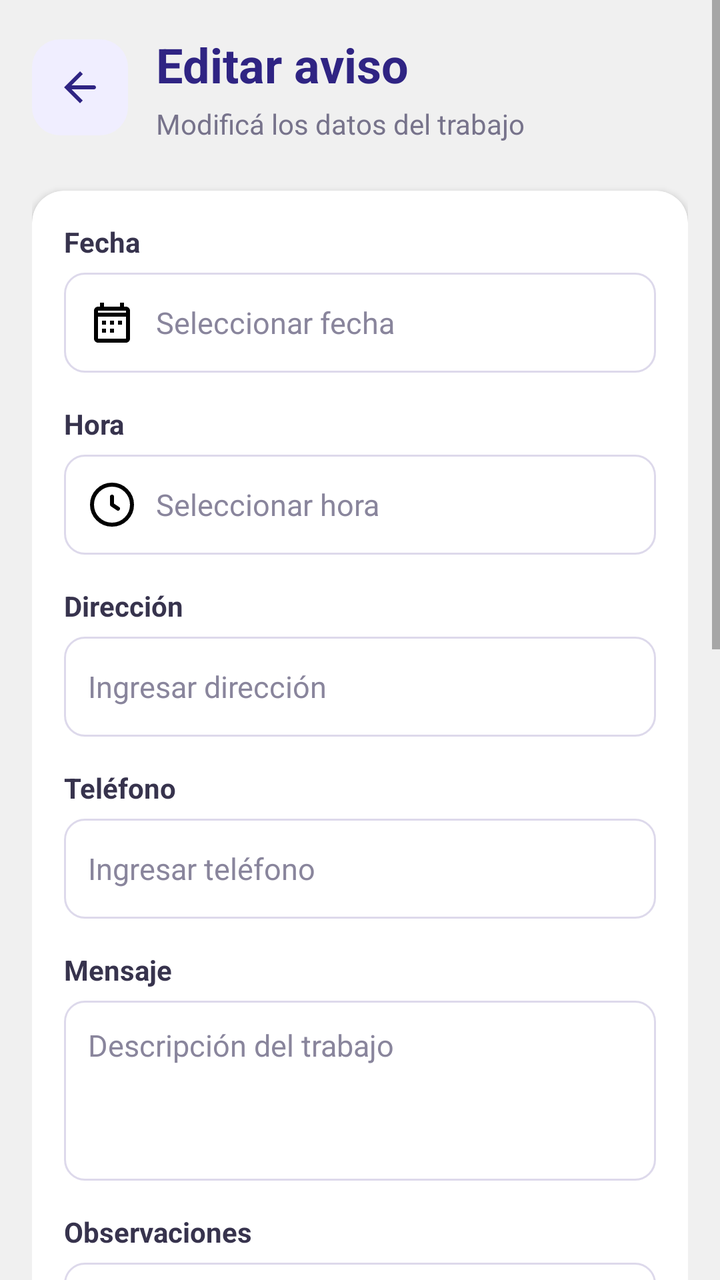
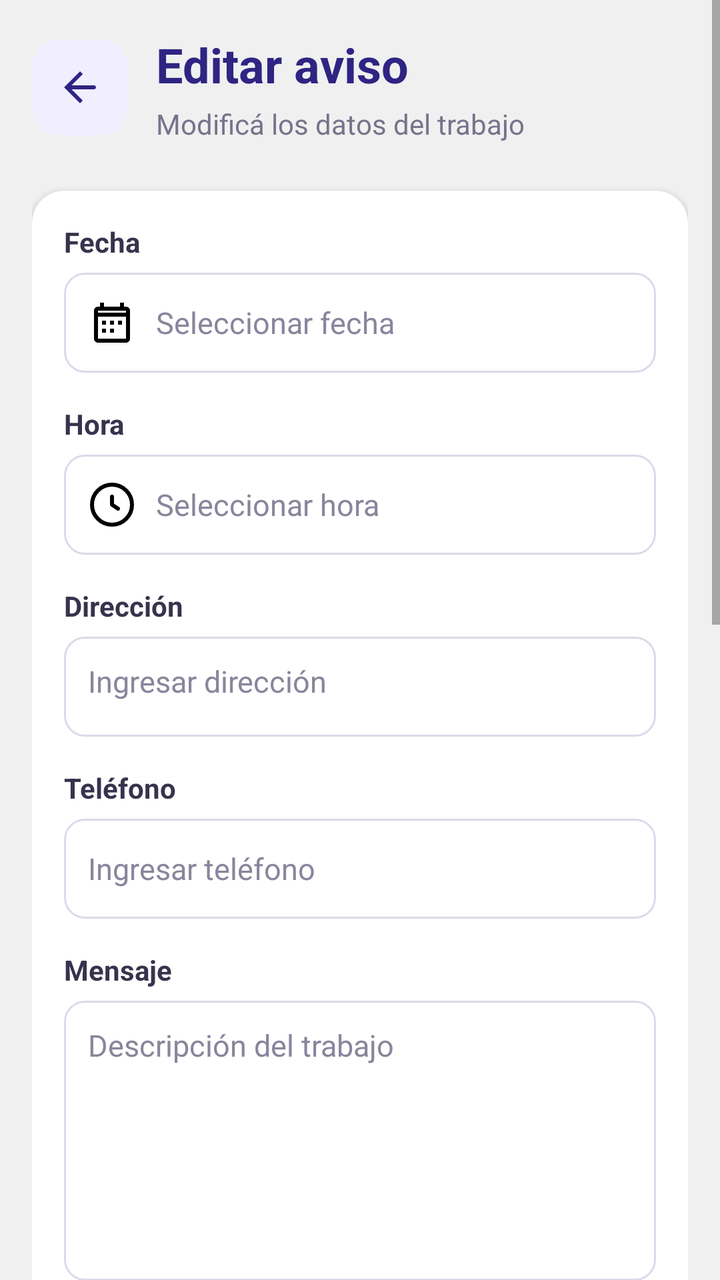

An Android layout rendered at two revisions. The XML below is the earlier revision; the diff shows what the commit changed to produce the second picture.
<!-- AndroidManifest.xml: application theme Theme.Frontendbtz -->
<!-- res/layout/activity_editar_aviso.xml -->
<?xml version="1.0" encoding="utf-8"?>
<ScrollView
    xmlns:android="http://schemas.android.com/apk/res/android"
    xmlns:app="http://schemas.android.com/apk/res-auto"
    android:layout_width="match_parent"
    android:layout_height="match_parent"
    android:background="#F0F0F0"
    android:fillViewport="true"
    android:clipToPadding="false"
    android:id="@+id/scrollViewEditarAviso">

    <LinearLayout
        android:layout_width="match_parent"
        android:layout_height="wrap_content"
        android:orientation="vertical"
        android:padding="16dp"
        android:paddingBottom="24dp">

        
        <LinearLayout
            android:layout_width="match_parent"
            android:layout_height="wrap_content"
            android:layout_marginBottom="24dp"
            android:orientation="horizontal"
            android:gravity="center_vertical">

            <ImageButton
                android:id="@+id/buttonVolverEditarAviso"
                android:layout_width="48dp"
                android:layout_height="48dp"
                android:layout_marginEnd="14dp"
                android:background="@drawable/bg_boton_volver"
                android:src="@drawable/ic_volver"
                android:scaleType="center"
                android:padding="12dp"
                android:contentDescription="Volver atrás"
                android:clickable="true"
                android:focusable="true" />

            <LinearLayout
                android:layout_width="0dp"
                android:layout_height="wrap_content"
                android:layout_weight="1"
                android:orientation="vertical">

                <TextView
                    android:id="@+id/textViewTituloEditarAviso"
                    android:layout_width="match_parent"
                    android:layout_height="wrap_content"
                    android:text="Editar aviso"
                    android:textColor="#2F2483"
                    android:textSize="24sp"
                    android:textStyle="bold" />

                <TextView
                    android:layout_width="match_parent"
                    android:layout_height="wrap_content"
                    android:layout_marginTop="4dp"
                    android:text="Modificá los datos del trabajo"
                    android:textColor="#77738B"
                    android:textSize="14sp" />

            </LinearLayout>

        </LinearLayout>

        
        <androidx.cardview.widget.CardView
            android:layout_width="match_parent"
            android:layout_height="wrap_content"
            app:cardBackgroundColor="#FFFFFF"
            app:cardCornerRadius="16dp"
            app:cardElevation="2dp"
            app:contentPadding="16dp">

            <LinearLayout
                android:layout_width="match_parent"
                android:layout_height="wrap_content"
                android:orientation="vertical">

                
                <TextView
                    android:layout_width="match_parent"
                    android:layout_height="wrap_content"
                    android:text="Fecha"
                    android:textColor="#37334D"
                    android:textSize="14sp"
                    android:textStyle="bold" />

                <EditText
                    android:id="@+id/editTextFechaEditarAviso"
                    android:layout_width="match_parent"
                    android:layout_height="50dp"
                    android:layout_marginTop="6dp"
                    android:background="@drawable/bg_campo_formulario"
                    android:clickable="true"
                    android:drawableStart="@drawable/ic_calendario_aviso"
                    android:drawablePadding="10dp"
                    android:focusable="false"
                    android:hint="Seleccionar fecha"
                    android:inputType="date"
                    android:paddingStart="12dp"
                    android:paddingEnd="12dp"
                    android:textColor="#29263D"
                    android:textColorHint="#89859C"
                    android:textSize="15sp" />

                
                <TextView
                    android:layout_width="match_parent"
                    android:layout_height="wrap_content"
                    android:layout_marginTop="16dp"
                    android:text="Hora"
                    android:textColor="#37334D"
                    android:textSize="14sp"
                    android:textStyle="bold" />

                <EditText
                    android:id="@+id/editTextHoraEditarAviso"
                    android:layout_width="match_parent"
                    android:layout_height="50dp"
                    android:layout_marginTop="6dp"
                    android:background="@drawable/bg_campo_formulario"
                    android:clickable="true"
                    android:drawableStart="@drawable/ic_nav_pendientes"
                    android:drawablePadding="10dp"
                    android:focusable="false"
                    android:hint="Seleccionar hora"
                    android:inputType="time"
                    android:paddingStart="12dp"
                    android:paddingEnd="12dp"
                    android:textColor="#29263D"
                    android:textColorHint="#89859C"
                    android:textSize="15sp" />

                
                <TextView
                    android:layout_width="match_parent"
                    android:layout_height="wrap_content"
                    android:layout_marginTop="16dp"
                    android:text="Dirección"
                    android:textColor="#37334D"
                    android:textSize="14sp"
                    android:textStyle="bold" />

                <EditText
                    android:id="@+id/editTextDireccionEditarAviso"
                    android:layout_width="match_parent"
                    android:layout_height="50dp"
                    android:layout_marginTop="6dp"
                    android:background="@drawable/bg_campo_formulario"
                    android:hint="Ingresar dirección"
                    android:inputType="textPostalAddress"
                    android:paddingStart="12dp"
                    android:paddingEnd="12dp"
                    android:textColor="#29263D"
                    android:textColorHint="#89859C"
                    android:textSize="15sp" />

                
                <TextView
                    android:layout_width="match_parent"
                    android:layout_height="wrap_content"
                    android:layout_marginTop="16dp"
                    android:text="Teléfono"
                    android:textColor="#37334D"
                    android:textSize="14sp"
                    android:textStyle="bold" />

                <EditText
                    android:id="@+id/editTextTelefonoEditarAviso"
                    android:layout_width="match_parent"
                    android:layout_height="50dp"
                    android:layout_marginTop="6dp"
                    android:background="@drawable/bg_campo_formulario"
                    android:hint="Ingresar teléfono"
                    android:inputType="phone"
                    android:paddingStart="12dp"
                    android:paddingEnd="12dp"
                    android:textColor="#29263D"
                    android:textColorHint="#89859C"
                    android:textSize="15sp" />

                
                <TextView
                    android:layout_width="match_parent"
                    android:layout_height="wrap_content"
                    android:layout_marginTop="16dp"
                    android:text="Mensaje"
                    android:textColor="#37334D"
                    android:textSize="14sp"
                    android:textStyle="bold" />

                <EditText
                    android:id="@+id/editTextMensajeEditarAviso"
                    android:layout_width="match_parent"
                    android:layout_height="wrap_content"
                    android:layout_marginTop="6dp"
                    android:background="@drawable/bg_campo_formulario"
                    android:gravity="top|start"
                    android:hint="Descripción del trabajo"
                    android:inputType="textCapSentences|textMultiLine"
                    android:minHeight="90dp"
                    android:minLines="3"
                    android:padding="12dp"
                    android:textColor="#29263D"
                    android:textColorHint="#89859C"
                    android:textSize="15sp" />

                
                <TextView
                    android:layout_width="match_parent"
                    android:layout_height="wrap_content"
                    android:layout_marginTop="16dp"
                    android:text="Observaciones"
                    android:textColor="#37334D"
                    android:textSize="14sp"
                    android:textStyle="bold" />

                <EditText
                    android:id="@+id/editTextObservacionEditarAviso"
                    android:layout_width="match_parent"
                    android:layout_height="wrap_content"
                    android:layout_marginTop="6dp"
                    android:background="@drawable/bg_campo_formulario"
                    android:gravity="top|start"
                    android:hint="Agregar observaciones (opcional)"
                    android:inputType="textCapSentences|textMultiLine"
                    android:minHeight="90dp"
                    android:minLines="3"
                    android:padding="12dp"
                    android:textColor="#29263D"
                    android:textColorHint="#89859C"
                    android:textSize="15sp" />

                
                <TextView
                    android:id="@+id/textViewUrgenciaEditarAviso"
                    android:layout_width="match_parent"
                    android:layout_height="wrap_content"
                    android:layout_marginTop="16dp"
                    android:text="Prioridad"
                    android:textColor="#37334D"
                    android:textSize="14sp"
                    android:textStyle="bold" />


                <Spinner
                    android:id="@+id/spinnerUrgenciaEditarAviso"
                    android:layout_width="match_parent"
                    android:layout_height="50dp"
                    android:layout_marginTop="6dp"
                    android:background="@drawable/bg_urgencia_media"
                    android:paddingStart="8dp"
                    android:paddingEnd="8dp"
                    android:popupBackground="#FFFFFF" />

                
                <TextView
                    android:id="@+id/textViewClienteEditarAviso"
                    android:layout_width="match_parent"
                    android:layout_height="wrap_content"
                    android:layout_marginTop="16dp"
                    android:text="Cliente"
                    android:textColor="#37334D"
                    android:textSize="14sp"
                    android:textStyle="bold" />

                <LinearLayout
                    android:layout_width="match_parent"
                    android:layout_height="wrap_content"
                    android:layout_marginTop="6dp"
                    android:gravity="center_vertical"
                    android:orientation="horizontal">

                    <AutoCompleteTextView
                        android:id="@+id/autoCompleteClienteEditarAviso"
                        android:layout_width="0dp"
                        android:layout_height="50dp"
                        android:layout_weight="1"
                        android:background="@drawable/bg_campo_formulario"
                        android:completionThreshold="1"
                        android:hint="Seleccionar cliente"
                        android:inputType="textCapWords"
                        android:paddingStart="12dp"
                        android:paddingEnd="8dp"
                        android:singleLine="true"
                        android:textColor="#29263D"
                        android:textColorHint="#89859C"
                        android:textSize="15sp" />

                    <com.google.android.material.button.MaterialButton
                        android:id="@+id/buttonAnadirClienteEditarAviso"
                        android:layout_width="wrap_content"
                        android:layout_height="48dp"
                        android:layout_marginStart="8dp"
                        android:minWidth="0dp"
                        android:text="Crear"
                        android:textAllCaps="false"
                        android:textColor="#2F2483"
                        android:textSize="13sp"
                        android:textStyle="bold"
                        app:backgroundTint="#F0EEFF"
                        app:cornerRadius="12dp"
                        app:strokeWidth="0dp" />

                </LinearLayout>

                
                <TextView
                    android:id="@+id/textViewOperarioEditarAviso"
                    android:layout_width="match_parent"
                    android:layout_height="wrap_content"
                    android:layout_marginTop="16dp"
                    android:text="Operario asignado"
                    android:textColor="#37334D"
                    android:textSize="14sp"
                    android:textStyle="bold" />

                <AutoCompleteTextView
                    android:id="@+id/autoCompleteOperarioEditarAviso"
                    android:layout_width="match_parent"
                    android:layout_height="50dp"
                    android:layout_marginTop="6dp"
                    android:background="@drawable/bg_campo_formulario"
                    android:completionThreshold="1"
                    android:hint="Seleccionar operario"
                    android:inputType="textCapWords"
                    android:paddingStart="12dp"
                    android:paddingEnd="12dp"
                    android:singleLine="true"
                    android:textColor="#29263D"
                    android:textColorHint="#89859C"
                    android:textSize="15sp" />

                
                <com.google.android.material.button.MaterialButton
                    android:id="@+id/buttonGuardarCambiosAviso"
                    android:layout_width="match_parent"
                    android:layout_height="54dp"
                    android:layout_marginTop="24dp"
                    android:text="Guardar cambios"
                    android:textAllCaps="false"
                    android:textColor="#FFFFFF"
                    android:textSize="16sp"
                    android:textStyle="bold"
                    app:backgroundTint="#2F2483"
                    app:cornerRadius="14dp"
                    app:strokeWidth="0dp" />

                <ProgressBar
                    android:id="@+id/progressBarEditarAviso"
                    android:layout_width="36dp"
                    android:layout_height="36dp"
                    android:layout_gravity="center_horizontal"
                    android:layout_marginTop="12dp"
                    android:visibility="gone" />

                
                <View
                    android:layout_width="match_parent"
                    android:layout_height="1dp"
                    android:layout_marginTop="24dp"
                    android:background="#EAE7F2" />

                
                <com.google.android.material.button.MaterialButton
                    android:id="@+id/buttonCancelarAviso"
                    android:layout_width="match_parent"
                    android:layout_height="50dp"
                    android:layout_marginTop="16dp"
                    android:text="Cancelar aviso"
                    android:textAllCaps="false"
                    android:textColor="#9A6700"
                    android:textSize="15sp"
                    android:textStyle="bold"
                    app:backgroundTint="#FFF4D6"
                    app:cornerRadius="14dp"
                    app:strokeColor="#F0D99A"
                    app:strokeWidth="1dp" />

                
                <com.google.android.material.button.MaterialButton
                    android:id="@+id/buttonEliminarAviso"
                    android:layout_width="match_parent"
                    android:layout_height="50dp"
                    android:layout_marginTop="16dp"
                    android:text="Eliminar aviso"
                    android:textAllCaps="false"
                    android:textColor="@android:color/white"
                    android:textSize="15sp"
                    android:textStyle="bold"
                    app:backgroundTint="#C62828"
                    app:cornerRadius="14dp" />

            </LinearLayout>

        </androidx.cardview.widget.CardView>

    </LinearLayout>

</ScrollView>
<!-- resources referenced by this layout -->
<resources>
  <!-- drawable bg_boton_volver (drawable) -->
  <?xml version="1.0" encoding="utf-8"?>
  <shape xmlns:android="http://schemas.android.com/apk/res/android">
      <solid android:color="#F0EEFF" />
      <corners android:radius="14dp" />
  </shape>
  <!-- drawable bg_campo_formulario (drawable) -->
  <?xml version="1.0" encoding="utf-8"?>
  <shape xmlns:android="http://schemas.android.com/apk/res/android">
      <solid android:color="#FFFFFF" />
      <corners android:radius="10dp" />
      <stroke
          android:width="1dp"
          android:color="#DDD9EB" />
  </shape>
  <!-- drawable bg_urgencia_media (drawable) -->
  <?xml version="1.0" encoding="utf-8"?>
  <shape xmlns:android="http://schemas.android.com/apk/res/android"
      android:shape="rectangle">
      <solid android:color="#FFF2D6" />
      <corners android:radius="20dp" />
  </shape>
  <!-- drawable ic_calendario_aviso (drawable) -->
  <?xml version="1.0" encoding="utf-8"?>
  <vector xmlns:android="http://schemas.android.com/apk/res/android"
      android:width="24dp"
      android:height="24dp"
      android:viewportWidth="24"
      android:viewportHeight="24">
  
      <path
          android:fillColor="#FF000000"
          android:pathData="M19,4H18V2H16V4H8V2H6V4H5C3.9,4 3,4.9 3,6V20C3,21.1 3.9,22 5,22H19C20.1,22 21,21.1 21,20V6C21,4.9 20.1,4 19,4ZM19,20H5V9H19V20ZM19,7H5V6H19V7ZM7,11H9V13H7V11ZM11,11H13V13H11V11ZM15,11H17V13H15V11ZM7,15H9V17H7V15ZM11,15H13V17H11V15Z" />
  
  </vector>
  <!-- drawable ic_nav_pendientes (drawable) -->
  <vector xmlns:android="http://schemas.android.com/apk/res/android"
      android:width="24dp"
      android:height="24dp"
      android:viewportWidth="24"
      android:viewportHeight="24">
      <path
          android:fillColor="#00000000"
          android:strokeColor="#FF000000"
          android:strokeWidth="2"
          android:strokeLineCap="round"
          android:strokeLineJoin="round"
          android:pathData="M12,8v4l3,2 M12,22a10,10 0,1 0,0 -20a10,10 0,0 0,0 20z" />
  </vector>
  <!-- drawable ic_volver (drawable) -->
  <?xml version="1.0" encoding="utf-8"?>
  <vector xmlns:android="http://schemas.android.com/apk/res/android"
      android:width="24dp"
      android:height="24dp"
      android:viewportWidth="24"
      android:viewportHeight="24">
  
      <path
          android:fillColor="#2F2483"
          android:pathData="M20,12c0,-0.55 -0.45,-1 -1,-1L7.83,11l5.59,-5.59L12,4l-8,8 8,8 1.41,-1.41L7.83,13 19,13c0.55,0 1,-0.45 1,-1z" />
  </vector>
  <style name="Theme.Frontendbtz" parent="Theme.MaterialComponents.DayNight.NoActionBar">
          
          <item name="colorPrimary">@color/purple_500</item>
          <item name="colorPrimaryVariant">@color/purple_700</item>
          <item name="colorOnPrimary">@color/white</item>
          
          <item name="colorSecondary">@color/teal_200</item>
          <item name="colorSecondaryVariant">@color/teal_700</item>
          <item name="colorOnSecondary">@color/black</item>
          
          <item name="android:statusBarColor">?attr/colorPrimaryVariant</item>
          
      </style>
  <color name="purple_500">#FF6200EE</color>
  <color name="purple_700">#FF3700B3</color>
  <color name="white">#FFFFFFFF</color>
  <color name="teal_200">#FF03DAC5</color>
  <color name="teal_700">#FF018786</color>
  <color name="black">#FF000000</color>
</resources>

<!-- the commit's change to res/layout/activity_editar_aviso.xml (unified diff, before → after) -->
@@ -146,13 +146,19 @@
                 <EditText
                     android:id="@+id/editTextDireccionEditarAviso"
                     android:layout_width="match_parent"
-                    android:layout_height="50dp"
-                    android:layout_marginTop="6dp"
-                    android:background="@drawable/bg_campo_formulario"
+                    android:layout_height="wrap_content"
+                    android:layout_marginTop="6dp"
+                    android:minHeight="50dp"
+                    android:background="@drawable/bg_campo_formulario"
+                    android:gravity="top|start"
                     android:hint="Ingresar dirección"
-                    android:inputType="textPostalAddress"
+                    android:inputType="textPostalAddress|textMultiLine"
+                    android:minLines="1"
                     android:paddingStart="12dp"
+                    android:paddingTop="12dp"
                     android:paddingEnd="12dp"
+                    android:paddingBottom="12dp"
+                    android:scrollHorizontally="false"
                     android:textColor="#29263D"
                     android:textColorHint="#89859C"
                     android:textSize="15sp" />
@@ -170,13 +176,19 @@
                 <EditText
                     android:id="@+id/editTextTelefonoEditarAviso"
                     android:layout_width="match_parent"
-                    android:layout_height="50dp"
-                    android:layout_marginTop="6dp"
-                    android:background="@drawable/bg_campo_formulario"
+                    android:layout_height="wrap_content"
+                    android:layout_marginTop="6dp"
+                    android:minHeight="50dp"
+                    android:background="@drawable/bg_campo_formulario"
+                    android:gravity="center_vertical|start"
                     android:hint="Ingresar teléfono"
-                    android:inputType="phone"
+                    android:inputType="phone|textMultiLine"
+                    android:minLines="1"
                     android:paddingStart="12dp"
+                    android:paddingTop="12dp"
                     android:paddingEnd="12dp"
+                    android:paddingBottom="12dp"
+                    android:scrollHorizontally="false"
                     android:textColor="#29263D"
                     android:textColorHint="#89859C"
                     android:textSize="15sp" />
@@ -200,9 +212,10 @@
                     android:gravity="top|start"
                     android:hint="Descripción del trabajo"
                     android:inputType="textCapSentences|textMultiLine"
-                    android:minHeight="90dp"
-                    android:minLines="3"
+                    android:minHeight="140dp"
+                    android:minLines="5"
                     android:padding="12dp"
+                    android:scrollHorizontally="false"
                     android:textColor="#29263D"
                     android:textColorHint="#89859C"
                     android:textSize="15sp" />
